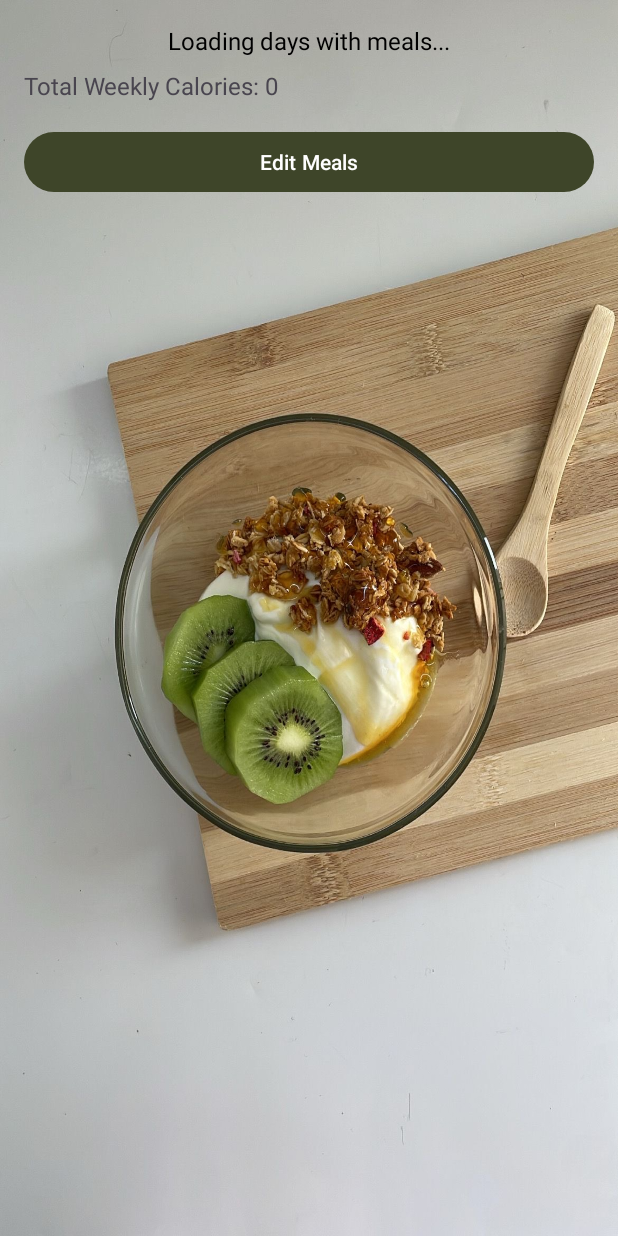
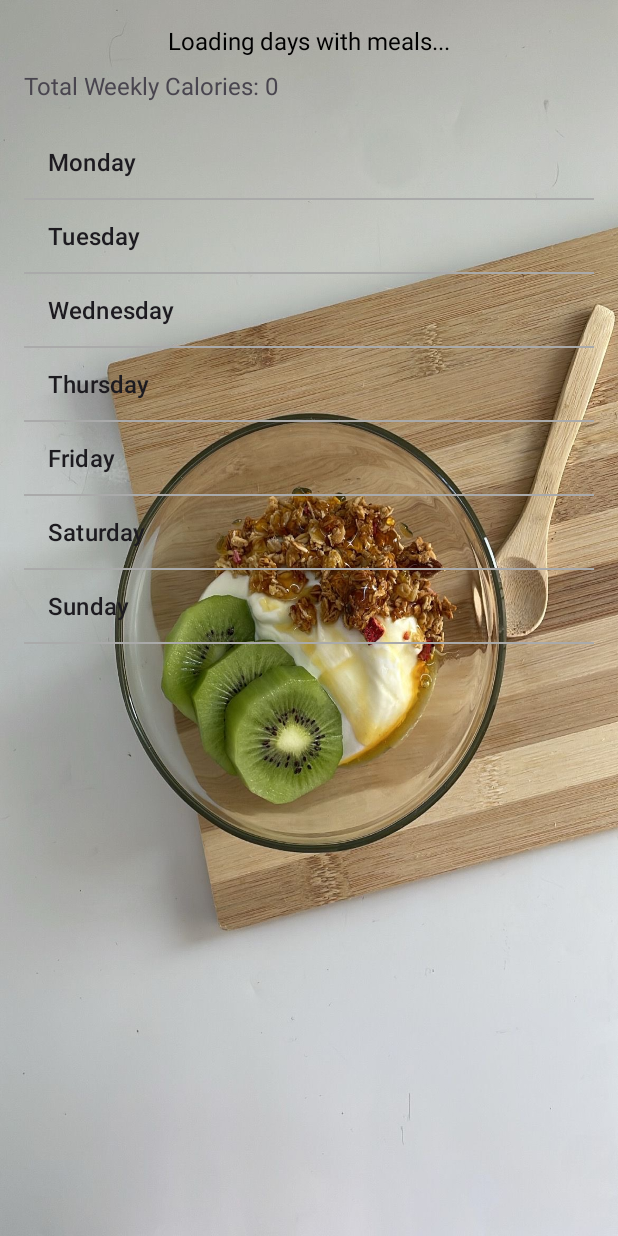
Before and after one commit to amirzach/MindBodyEarthMK3, an Android app: the MealPlanActivity screen opened directly, with no data from a screen before it, on a phone screen of 412 x 824 dp. Run offline under Robolectric (Android 15) with nearby library versions, the phone set to English and light mode, and no system bars; our stand-ins replace Room's generated code.

Commit message:
instead of selecting days through a dialog, select days directly from a list

```diff
--- a/app/src/main/java/com/example/mindbodyearthmk3/ui/MealPlanActivity.java
+++ b/app/src/main/java/com/example/mindbodyearthmk3/ui/MealPlanActivity.java
@@ -1,9 +1,11 @@
 package com.example.mindbodyearthmk3.ui;
 
 import android.os.Bundle;
+import android.widget.ArrayAdapter;
 import android.widget.Button;
 import android.widget.EditText;
 import android.widget.LinearLayout;
+import android.widget.ListView;
 import android.widget.TextView;
 import android.widget.Toast;
 import androidx.appcompat.app.AlertDialog;
@@ -25,6 +27,8 @@ public class MealPlanActivity extends AppCompatActivity {
     private final ExecutorService executorService = Executors.newSingleThreadExecutor();
     private AppDatabase db;
     private TextView totalCaloriesView;
+    private ListView daysListView;
+    private ArrayAdapter<String> daysAdapter;
     private static final String[] DAYS_OF_WEEK = {
             "Monday", "Tuesday", "Wednesday", "Thursday", "Friday", "Saturday", "Sunday"
     };
@@ -35,12 +39,23 @@ public class MealPlanActivity extends AppCompatActivity {
         setContentView(R.layout.activity_meal_plan);
 
         totalCaloriesView = findViewById(R.id.tvTotalCalories);
+        daysListView = findViewById(R.id.lvDays);
         db = AppDatabase.getInstance(this);
 
+        setupDaysList();
         loadWeeklyCalories();
+    }
 
-        Button editMealsButton = findViewById(R.id.btnEditMeals);
-        editMealsButton.setOnClickListener(v -> showEditMealsDialog());
+    private void setupDaysList() {
+        daysAdapter = new ArrayAdapter<>(this,
+                android.R.layout.simple_list_item_1,
+                DAYS_OF_WEEK);
+        daysListView.setAdapter(daysAdapter);
+
+        daysListView.setOnItemClickListener((parent, view, position, id) -> {
+            String selectedDay = DAYS_OF_WEEK[position];
+            showMealEditDialog(selectedDay);
+        });
     }
 
     private void loadWeeklyCalories() {
@@ -89,17 +104,17 @@ public class MealPlanActivity extends AppCompatActivity {
         return totalCalories;
     }
 
-    private void showEditMealsDialog() {
-        runOnUiThread(() -> {
-            AlertDialog.Builder builder = new AlertDialog.Builder(this);
-            builder.setTitle("Select Day to Edit Meals");
-            builder.setItems(DAYS_OF_WEEK, (dialog, which) -> {
-                String selectedDay = DAYS_OF_WEEK[which];
-                showMealEditDialog(selectedDay);
-            });
-            builder.show();
-        });
-    }
+//    private void showEditMealsDialog() {
+//        runOnUiThread(() -> {
+//            AlertDialog.Builder builder = new AlertDialog.Builder(this);
+//            builder.setTitle("Select Day to Edit Meals");
+//            builder.setItems(DAYS_OF_WEEK, (dialog, which) -> {
+//                String selectedDay = DAYS_OF_WEEK[which];
+//                showMealEditDialog(selectedDay);
+//            });
+//            builder.show();
+//        });
+//    }
 
     private void showMealEditDialog(String day) {
         executorService.execute(() -> {
@@ -113,10 +128,11 @@ public class MealPlanActivity extends AppCompatActivity {
                 }
 
                 List<Meal> meals = db.mealDao().findByMealPlanId(mealPlan.getMealPlanId());
+                final MealPlan finalMealPlan = mealPlan;
 
                 runOnUiThread(() -> {
                     AlertDialog.Builder builder = new AlertDialog.Builder(this);
-                    builder.setTitle("Edit Meals for " + day);
+                    builder.setTitle("Meals for " + day);
 
                     List<String> mealDescriptions = new ArrayList<>();
                     for (Meal meal : meals) {
@@ -128,12 +144,14 @@ public class MealPlanActivity extends AppCompatActivity {
                         showFoodEditDialog(selectedMeal);
                     });
 
-                    builder.setNegativeButton("Add Meal", (dialog, which) -> showAddMealDialog(day));
+                    builder.setNegativeButton("Add Meal", (dialog, which) ->
+                            showAddMealDialog(finalMealPlan.getDay()));
                     builder.show();
                 });
             } catch (Exception e) {
                 e.printStackTrace();
-                runOnUiThread(() -> Toast.makeText(this, "Error loading meals.", Toast.LENGTH_SHORT).show());
+                runOnUiThread(() -> Toast.makeText(this,
+                        "Error loading meals.", Toast.LENGTH_SHORT).show());
             }
         });
     }
--- a/app/src/main/res/layout/activity_meal_plan.xml
+++ b/app/src/main/res/layout/activity_meal_plan.xml
@@ -1,3 +1,4 @@
+<?xml version="1.0" encoding="utf-8"?>
 <LinearLayout
     xmlns:android="http://schemas.android.com/apk/res/android"
     android:layout_width="match_parent"
@@ -16,7 +17,6 @@
         android:textColor="#000000"
         android:layout_gravity="center_horizontal" />
 
-
     <TextView
         android:id="@+id/tvTotalCalories"
         android:layout_width="match_parent"
@@ -25,10 +25,12 @@
         android:textSize="16sp"
         android:paddingBottom="16dp" />
 
-    <Button
-        android:id="@+id/btnEditMeals"
+    <ListView
+        android:id="@+id/lvDays"
         android:layout_width="match_parent"
-        android:layout_height="wrap_content"
-        android:text="Edit Meals" />
+        android:layout_height="0dp"
+        android:layout_weight="1"
+        android:divider="@android:color/darker_gray"
+        android:dividerHeight="1dp" />
 
 </LinearLayout>
```
